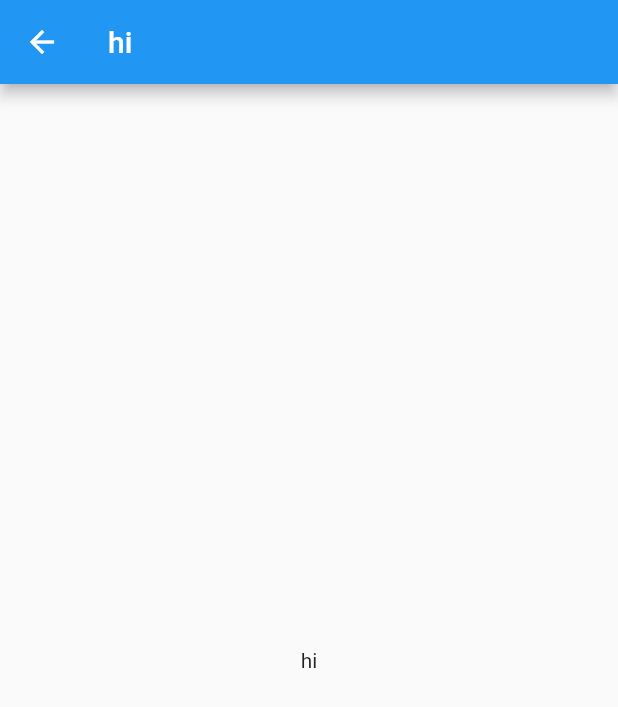
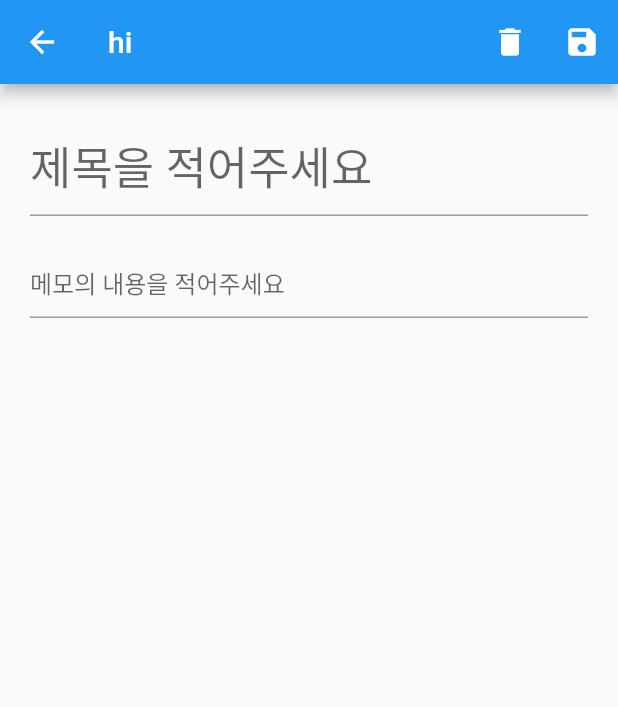
Before and after one commit to flutter-study-project/todo_minsoo, a Flutter app: the EditPage screen opened directly, on a phone screen of 412 x 824 dp. Shown: the top 707 px of the screen. Run offline on Flutter 3.47's test engine with Material 2 defaults, Android fonts, the phone set to English and light mode, and no system bars; our stand-ins replace sqflite; accounts and stored records are empty.

Commit message:
[추가] sqlite 및 DB 설정

```diff
--- /dev/null
+++ b/lib/database/memo.dart
@@ -0,0 +1,29 @@
+class Memo {
+  final int id;
+  final String title;
+  final String text;
+  final String createTime;
+  final String editTime;
+
+  Memo(
+      {required this.id,
+      required this.title,
+      required this.text,
+      required this.createTime,
+      required this.editTime});
+
+  Map<String, dynamic> toMap() {
+    return {
+      'id': id,
+      'title': title,
+      'text': text,
+      'createTime': createTime,
+      'editTime': editTime
+    };
+  }
+
+  @override
+  String toString() {
+    return 'Memo{id: $id, title: $title, text: $text, createTime: $createTime, editTime: $editTime}';
+  }
+}
--- a/lib/screens/edit.dart
+++ b/lib/screens/edit.dart
@@ -1,17 +1,62 @@
 import 'package:flutter/material.dart';
+import 'package:todo_practice/database/db.dart';
+import 'package:todo_practice/database/memo.dart';
 
 class EditPage extends StatelessWidget {
-  const EditPage({Key? key}) : super(key: key);
+  String title = '';
+  String text = '';
 
   @override
   Widget build(BuildContext context) {
     return Scaffold(
-      appBar: AppBar(
-        title: Text('hi'),
-      ),
-      body: Center(
-        child: Text('hi'),
-      ),
-    );
+        appBar: AppBar(
+          title: Text('hi'),
+          actions: <Widget>[
+            IconButton(onPressed: () {}, icon: Icon(Icons.delete)),
+            IconButton(onPressed: saveDB, icon: Icon(Icons.save))
+          ],
+        ),
+        body: Padding(
+          padding: EdgeInsets.all(20),
+          child: Column(
+            children: [
+              TextField(
+                // obscureText: true,
+                style: TextStyle(fontSize: 30, fontWeight: FontWeight.w500),
+                decoration: InputDecoration(hintText: '제목을 적어주세요'),
+                keyboardType: TextInputType.multiline,
+                maxLines: null,
+                onChanged: (String title) {
+                  this.title = title;
+                },
+              ),
+              Padding(padding: EdgeInsets.only(top: 20)),
+              TextField(
+                // obscureText: true,
+                decoration: InputDecoration(hintText: '메모의 내용을 적어주세요'),
+                keyboardType: TextInputType.multiline,
+                maxLines: null,
+                onChanged: (String text) {
+                  this.text = text;
+                },
+              ),
+            ],
+          ),
+        ));
+  }
+
+  Future<void> saveDB() async {
+    DBHelper sd = DBHelper();
+
+    var fido = Memo(
+        id: 1,
+        title: this.title,
+        text: this.text,
+        createTime: DateTime.now().toString(),
+        editTime: DateTime.now().toString());
+
+    await sd.insertMemo(fido);
+
+    print(await sd.memos());
   }
 }
--- a/pubspec.yaml
+++ b/pubspec.yaml
@@ -3,7 +3,7 @@ description: A new Flutter project.
 
 # The following line prevents the package from being accidentally published to
 # pub.dev using `pub publish`. This is preferred for private packages.
-publish_to: 'none' # Remove this line if you wish to publish to pub.dev
+publish_to: "none" # Remove this line if you wish to publish to pub.dev
 
 # The following defines the version and build number for your application.
 # A version number is three numbers separated by dots, like 1.2.43
@@ -23,7 +23,8 @@ environment:
 dependencies:
   flutter:
     sdk: flutter
-
+  sqflite:
+  path:
 
   # The following adds the Cupertino Icons font to your application.
   # Use with the CupertinoIcons class for iOS style icons.
@@ -38,7 +39,6 @@ dev_dependencies:
 
 # The following section is specific to Flutter.
 flutter:
-
   # The following line ensures that the Material Icons font is
   # included with your application, so that you can use the icons in
   # the material Icons class.
```
Also changed, not shown: lib/database/db.dart (added, +94 -0 lines), pubspec.lock, 6 other files.
